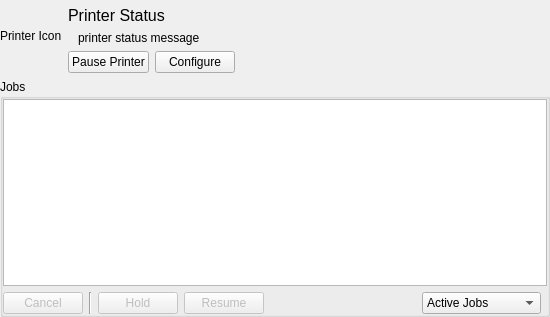
Old version of the form printqueue/PrintQueueUi.ui in the repository KDE/print-manager.
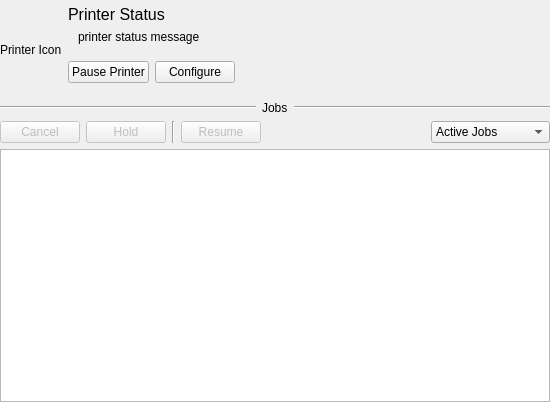
New version of the form. Custom widgets are drawn as their Qt base class.

Commit message: Fixed some bugs, added getDevices, and Thanks to Luiz Vitor who has a MabBook with a printer that report marker levels allowing the Supply Levels Ui be created

The edit to the form file:
```diff
--- a/printqueue/PrintQueueUi.ui
+++ b/printqueue/PrintQueueUi.ui
@@ -7,7 +7,7 @@
     <x>0</x>
     <y>0</y>
     <width>550</width>
-    <height>317</height>
+    <height>402</height>
    </rect>
   </property>
   <property name="minimumSize">
@@ -23,23 +23,7 @@
    <property name="margin">
     <number>0</number>
    </property>
-   <item row="0" column="2">
-    <spacer name="verticalSpacer">
-     <property name="orientation">
-      <enum>Qt::Vertical</enum>
-     </property>
-     <property name="sizeType">
-      <enum>QSizePolicy::Ignored</enum>
-     </property>
-     <property name="sizeHint" stdset="0">
-      <size>
-       <width>0</width>
-       <height>0</height>
-      </size>
-     </property>
-    </spacer>
-   </item>
-   <item row="0" column="0" rowspan="4">
+   <item row="1" column="0" rowspan="6">
     <widget class="QLabel" name="iconL">
      <property name="sizePolicy">
       <sizepolicy hsizetype="Maximum" vsizetype="Maximum">
@@ -58,70 +42,86 @@
      </property>
     </widget>
    </item>
-   <item row="1" column="1" colspan="3">
-    <widget class="QLabel" name="statusL">
-     <property name="font">
-      <font>
-       <pointsize>12</pointsize>
-      </font>
+   <item row="8" column="0" colspan="4">
+    <layout class="QHBoxLayout" name="horizontalLayout">
+     <item>
+      <widget class="QPushButton" name="cancelJobPB">
+       <property name="enabled">
+        <bool>false</bool>
      </property>
      <property name="text">
-      <string notr="true">Printer Status</string>
-     </property>
-     <property name="wordWrap">
-      <bool>true</bool>
-     </property>
-    </widget>
-   </item>
-   <item row="2" column="1" colspan="3">
-    <widget class="QLabel" name="printerStatusMsgL">
+        <string>Cancel</string>
+       </property>
+      </widget>
+     </item>
+     <item>
+      <widget class="QPushButton" name="holdJobPB">
+       <property name="enabled">
+        <bool>false</bool>
+       </property>
      <property name="text">
-      <string notr="true">printer status message</string>
-     </property>
-     <property name="wordWrap">
-      <bool>true</bool>
-     </property>
-     <property name="indent">
-      <number>10</number>
-     </property>
-    </widget>
-   </item>
-   <item row="3" column="1">
-    <widget class="QPushButton" name="pausePrinterPB">
-     <property name="sizePolicy">
-      <sizepolicy hsizetype="Fixed" vsizetype="Fixed">
-       <horstretch>0</horstretch>
-       <verstretch>0</verstretch>
-      </sizepolicy>
+        <string>Hold</string>
+       </property>
+      </widget>
+     </item>
+     <item>
+      <widget class="Line" name="line">
+       <property name="orientation">
+        <enum>Qt::Vertical</enum>
+       </property>
+      </widget>
+     </item>
+     <item>
+      <widget class="QPushButton" name="resumeJobPB">
+       <property name="enabled">
+        <bool>false</bool>
      </property>
      <property name="text">
-      <string>Pause Printer</string>
+        <string>Resume</string>
      </property>
     </widget>
    </item>
-   <item row="3" column="2">
-    <widget class="QPushButton" name="configurePrinterPB">
-     <property name="sizePolicy">
-      <sizepolicy hsizetype="Fixed" vsizetype="Fixed">
-       <horstretch>0</horstretch>
-       <verstretch>0</verstretch>
-      </sizepolicy>
-     </property>
+     <item>
+      <spacer name="horizontalSpacer_2">
+       <property name="orientation">
+        <enum>Qt::Horizontal</enum>
+       </property>
+       <property name="sizeHint" stdset="0">
+        <size>
+         <width>40</width>
+         <height>20</height>
+        </size>
+       </property>
+      </spacer>
+     </item>
+     <item>
+      <widget class="KComboBox" name="whichJobsCB">
+       <property name="insertPolicy">
+        <enum>QComboBox::NoInsert</enum>
+       </property>
+       <property name="sizeAdjustPolicy">
+        <enum>QComboBox::AdjustToContents</enum>
+       </property>
+       <item>
      <property name="text">
-      <string>Configure</string>
-     </property>
-    </widget>
-   </item>
-   <item row="4" column="0" colspan="4">
-    <widget class="QGroupBox" name="groupBox">
-     <property name="title">
-      <string>Jobs</string>
-     </property>
-     <layout class="QGridLayout" name="gridLayout_2">
-      <property name="margin">
-       <number>0</number>
-      </property>
-      <item row="1" column="0" colspan="7">
+         <string>Active Jobs</string>
+        </property>
+       </item>
+       <item>
+        <property name="text">
+         <string>Completed Jobs</string>
+        </property>
+       </item>
+       <item>
+        <property name="text">
+         <string>All Jobs</string>
+        </property>
+       </item>
+      </widget>
+     </item>
+    </layout>
+   </item>
+   <item row="9" column="0" colspan="4">
        <widget class="QTreeView" name="jobsView">
         <property name="minimumSize">
          <size>
@@ -179,83 +179,134 @@
         </property>
        </widget>
       </item>
-      <item row="2" column="3">
-       <widget class="QPushButton" name="resumeJobPB">
-        <property name="enabled">
-         <bool>false</bool>
-        </property>
+   <item row="1" column="1" colspan="2">
+    <widget class="QLabel" name="statusL">
+     <property name="sizePolicy">
+      <sizepolicy hsizetype="Expanding" vsizetype="Preferred">
+       <horstretch>0</horstretch>
+       <verstretch>0</verstretch>
+      </sizepolicy>
+     </property>
+     <property name="font">
+      <font>
+       <pointsize>12</pointsize>
+      </font>
+     </property>
         <property name="text">
-         <string>Resume</string>
-        </property>
-       </widget>
-      </item>
-      <item row="2" column="2">
-       <widget class="QPushButton" name="holdJobPB">
-        <property name="enabled">
-         <bool>false</bool>
+      <string notr="true">Printer Status</string>
+     </property>
+     <property name="wordWrap">
+      <bool>true</bool>
+     </property>
+    </widget>
+   </item>
+   <item row="2" column="1" colspan="3">
+    <widget class="QLabel" name="printerStatusMsgL">
+     <property name="sizePolicy">
+      <sizepolicy hsizetype="Expanding" vsizetype="Preferred">
+       <horstretch>0</horstretch>
+       <verstretch>0</verstretch>
+      </sizepolicy>
         </property>
         <property name="text">
-         <string>Hold</string>
-        </property>
-       </widget>
-      </item>
-      <item row="2" column="0">
-       <widget class="QPushButton" name="cancelJobPB">
-        <property name="enabled">
-         <bool>false</bool>
+      <string notr="true">printer status message</string>
+     </property>
+     <property name="wordWrap">
+      <bool>true</bool>
+     </property>
+     <property name="indent">
+      <number>10</number>
+     </property>
+    </widget>
+   </item>
+   <item row="4" column="2">
+    <widget class="QPushButton" name="configurePrinterPB">
+     <property name="sizePolicy">
+      <sizepolicy hsizetype="Fixed" vsizetype="Fixed">
+       <horstretch>0</horstretch>
+       <verstretch>0</verstretch>
+      </sizepolicy>
         </property>
         <property name="text">
-         <string>Cancel</string>
+      <string>Configure</string>
         </property>
        </widget>
       </item>
-      <item row="2" column="4">
-       <spacer name="horizontalSpacer_2">
-        <property name="orientation">
-         <enum>Qt::Horizontal</enum>
-        </property>
-        <property name="sizeHint" stdset="0">
-         <size>
-          <width>40</width>
-          <height>20</height>
-         </size>
-        </property>
-       </spacer>
-      </item>
-      <item row="2" column="1">
-       <widget class="Line" name="line">
+   <item row="4" column="1">
+    <widget class="QPushButton" name="pausePrinterPB">
+     <property name="sizePolicy">
+      <sizepolicy hsizetype="Fixed" vsizetype="Fixed">
+       <horstretch>0</horstretch>
+       <verstretch>0</verstretch>
+      </sizepolicy>
+     </property>
+     <property name="text">
+      <string>Pause Printer</string>
+     </property>
+    </widget>
+   </item>
+   <item row="7" column="0" colspan="4">
+    <layout class="QHBoxLayout" name="horizontalLayout_2">
+     <item>
+      <widget class="Line" name="line_3">
         <property name="orientation">
-         <enum>Qt::Vertical</enum>
+        <enum>Qt::Horizontal</enum>
         </property>
        </widget>
       </item>
-      <item row="2" column="5">
-       <widget class="KComboBox" name="whichJobsCB">
-        <property name="insertPolicy">
-         <enum>QComboBox::NoInsert</enum>
-        </property>
-        <property name="sizeAdjustPolicy">
-         <enum>QComboBox::AdjustToContents</enum>
-        </property>
         <item>
-         <property name="text">
-          <string>Active Jobs</string>
-         </property>
-        </item>
-        <item>
+      <widget class="QLabel" name="label">
+       <property name="sizePolicy">
+        <sizepolicy hsizetype="Fixed" vsizetype="Minimum">
+         <horstretch>0</horstretch>
+         <verstretch>0</verstretch>
+        </sizepolicy>
+       </property>
          <property name="text">
-          <string>Completed Jobs</string>
-         </property>
+        <string>Jobs</string>
+       </property>
+      </widget>
         </item>
         <item>
-         <property name="text">
-          <string>All Jobs</string>
-         </property>
-        </item>
+      <widget class="Line" name="line_2">
+       <property name="orientation">
+        <enum>Qt::Horizontal</enum>
+       </property>
        </widget>
       </item>
      </layout>
-    </widget>
+   </item>
+   <item row="3" column="1">
+    <spacer name="verticalSpacer">
+     <property name="orientation">
+      <enum>Qt::Vertical</enum>
+     </property>
+     <property name="sizeType">
+      <enum>QSizePolicy::Ignored</enum>
+     </property>
+     <property name="sizeHint" stdset="0">
+      <size>
+       <width>20</width>
+       <height>5</height>
+      </size>
+     </property>
+    </spacer>
+   </item>
+   <item row="0" column="1">
+    <spacer name="verticalSpacer_2">
+     <property name="orientation">
+      <enum>Qt::Vertical</enum>
+     </property>
+     <property name="sizeType">
+      <enum>QSizePolicy::Ignored</enum>
+     </property>
+     <property name="sizeHint" stdset="0">
+      <size>
+       <width>20</width>
+       <height>5</height>
+      </size>
+     </property>
+    </spacer>
    </item>
   </layout>
  </widget>
```
Left out of the diff: 6 changed lines with no effect on the pictures. Lines whose indentation alone changed are shown as unchanged. The commit also changes 16 other files.
